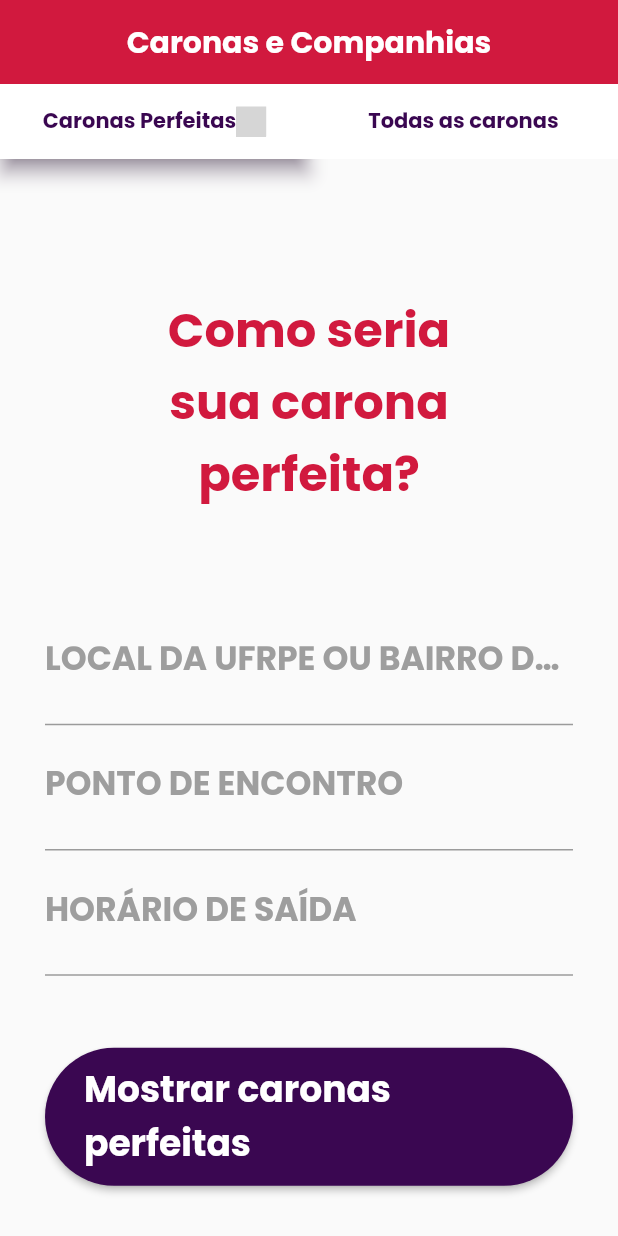
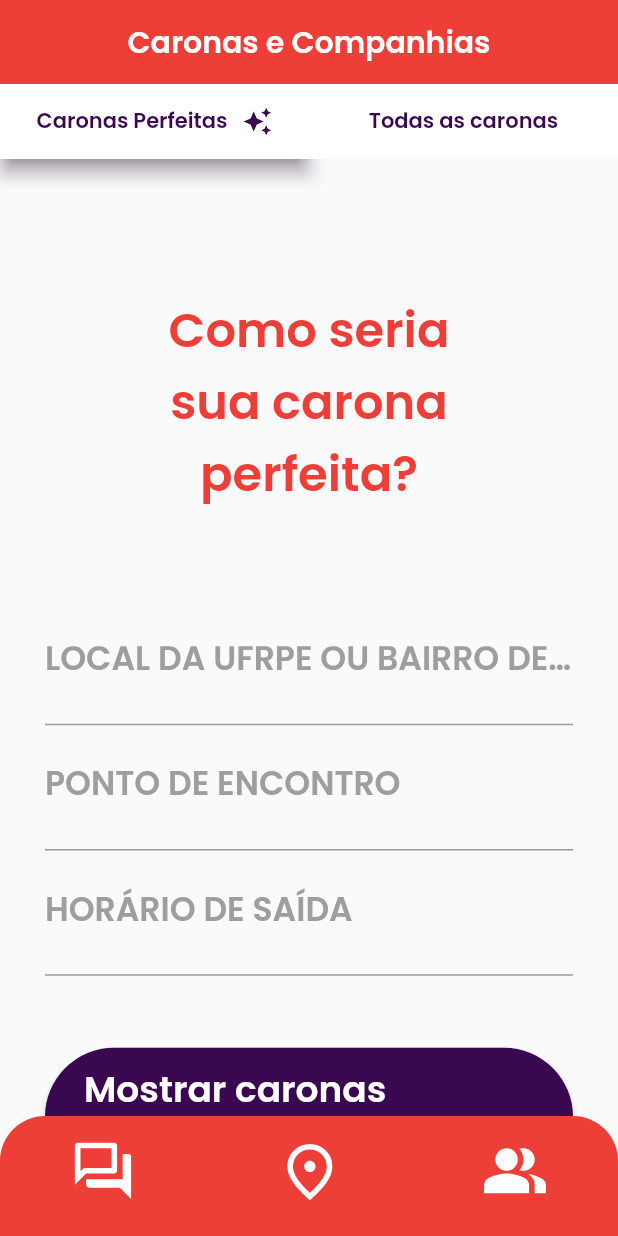
Before and after one commit to xandymelo/Juno, a Flutter app: the screen it shows after launch, on a phone screen of 412 x 824 dp. Run offline on Flutter 3.47's test engine with Material 2 defaults, Android fonts, the phone set to English and light mode, and no system bars; our stand-ins replace flutter_svg; grey boxes are pictures that could not be loaded.

Commit message:
feat: bottomNavBar

```diff
--- a/lib/colors.dart
+++ b/lib/colors.dart
@@ -4,4 +4,5 @@ class AppColors {
   AppColors._();
   static const Color purple = Color(0xFF3A0751);
   static const Color red = Color(0xFFD1193E);
+  static const Color orange = Color(0xFFEE3E38);
 }
--- a/lib/main.dart
+++ b/lib/main.dart
@@ -1,8 +1,9 @@
 import 'package:flutter/material.dart';
-import 'package:google_fonts/google_fonts.dart';
 import 'package:flutter_svg/flutter_svg.dart';
 import 'package:juno/colors.dart';
 import 'package:juno/widgets/textInput.dart';
+
+import 'widgets/bottomNavigatorBar.dart';
 
 void main() {
   runApp(const MyApp());
@@ -17,51 +18,43 @@ class MyApp extends StatelessWidget {
     return MaterialApp(
       title: 'Flutter Demo',
       theme: ThemeData(
-        fontFamily: GoogleFonts.poppins().fontFamily,
+        fontFamily: 'Poppins',
         primarySwatch: Colors.blue,
       ),
-      home: const MyHomePage(title: 'Caronas e Companhias'),
+      home: const MyHomePage(),
     );
   }
 }
 
 class MyHomePage extends StatefulWidget {
-  const MyHomePage({super.key, required this.title});
-
-  final String title;
+  const MyHomePage({super.key});
 
   @override
   State<MyHomePage> createState() => _MyHomePageState();
 }
 
 class _MyHomePageState extends State<MyHomePage> {
-  int _counter = 0;
   final TextEditingController _destino = TextEditingController();
   final TextEditingController _pontoDeEncontro = TextEditingController();
   final TextEditingController _horarioDeSaida = TextEditingController();
-
-  void _incrementCounter() {
-    setState(() {
-      _counter++;
-    });
-  }
 
   @override
   Widget build(BuildContext context) {
     return Scaffold(
         appBar: AppBar(
-          backgroundColor: const Color(0xFFD1193E),
+          backgroundColor: AppColors.orange,
           elevation: 0,
-          title: Center(
+          title: const Center(
               child: Text(
-            widget.title,
-            style: const TextStyle(fontWeight: FontWeight.bold),
+            "Caronas e Companhias",
+            style: TextStyle(fontWeight: FontWeight.bold),
           )),
         ),
         body: Column(
           children: [menu(), caronasPerfeitas()],
-        ) // This trailing comma makes auto-formatting nicer for build methods.
-        );
+          // This trailing comma makes auto-formatting nicer for build methods.
+        ),
+        bottomNavigationBar: MyBottomNavigationBar());
   }
 
   Widget caronasPerfeitas() {
@@ -76,7 +69,7 @@ class _MyHomePageState extends State<MyHomePage> {
               style: TextStyle(
                   fontWeight: FontWeight.bold,
                   fontSize: 32,
-                  color: AppColors.red),
+                  color: AppColors.orange),
               textAlign: TextAlign.center,
             ),
           ),
@@ -142,10 +135,14 @@ class _MyHomePageState extends State<MyHomePage> {
                   'Caronas Perfeitas',
                   style: TextStyle(fontWeight: FontWeight.bold),
                 ),
-                SvgPicture.asset(
-                  '../assets/star-juno.svg',
-                  width: 20,
-                  height: 20,
+                Padding(
+                  padding: const EdgeInsets.only(left: 10),
+                  child: SvgPicture.asset(
+                    'assets/star-juno.svg',
+                    width: 20,
+                    height: 20,
+                    color: AppColors.purple,
+                  ),
                 ),
               ],
             ),
--- /dev/null
+++ b/lib/widgets/bottomNavigatorBar.dart
@@ -0,0 +1,56 @@
+import 'package:flutter/material.dart';
+import 'package:flutter_svg/svg.dart';
+import 'package:juno/colors.dart';
+
+class MyBottomNavigationBar extends StatefulWidget {
+  int selectedIndex = 2;
+  @override
+  _MyBottomNavigationBarState createState() =>
+      _MyBottomNavigationBarState(selectedIndex: selectedIndex);
+}
+
+class _MyBottomNavigationBarState extends State<MyBottomNavigationBar> {
+  int selectedIndex;
+  // índice do item selecionado
+  // lista de itens de menu
+  _MyBottomNavigationBarState({required this.selectedIndex});
+  // lista de telas correspondentes a cada item de menu
+
+  @override
+  Widget build(BuildContext context) {
+    return ClipRRect(
+      borderRadius: const BorderRadius.only(
+        topLeft: Radius.circular(30),
+        topRight: Radius.circular(30),
+      ),
+      child: BottomNavigationBar(
+        items: [
+          BottomNavigationBarItem(
+            icon: SvgPicture.asset('assets/forum_unselected.svg'),
+            label: 'Fórum',
+          ),
+          BottomNavigationBarItem(
+            icon: SvgPicture.asset('assets/location_on_unselected.svg'),
+            label: 'Pontos de insegurança',
+          ),
+          BottomNavigationBarItem(
+            icon: selectedIndex == 2
+                ? SvgPicture.asset('assets/group_selected.svg')
+                : SvgPicture.asset('assets/group_unselected.svg'),
+            label: 'Caronas e Companhias',
+          ),
+        ], // define os itens de menu
+        currentIndex: selectedIndex, // define o item selecionado
+        onTap: (index) {
+          setState(() {
+            selectedIndex = index; // atualiza o item selecionado
+          });
+        },
+        showSelectedLabels: false,
+        showUnselectedLabels: false,
+        backgroundColor: AppColors.orange,
+        selectedItemColor: Colors.white,
+      ),
+    );
+  }
+}
```
Also changed, not shown: pubspec.yaml (+13 -7 lines), assets/fonts/Poppins-Bold.ttf (added), assets/fonts/Poppins-Regular.ttf (added), assets/forum_unselected.svg (added), assets/group_selected.svg (added), assets/group_unselected.svg (added), assets/location_on_unselected.svg (added), pubspec.lock, 1 other file.
